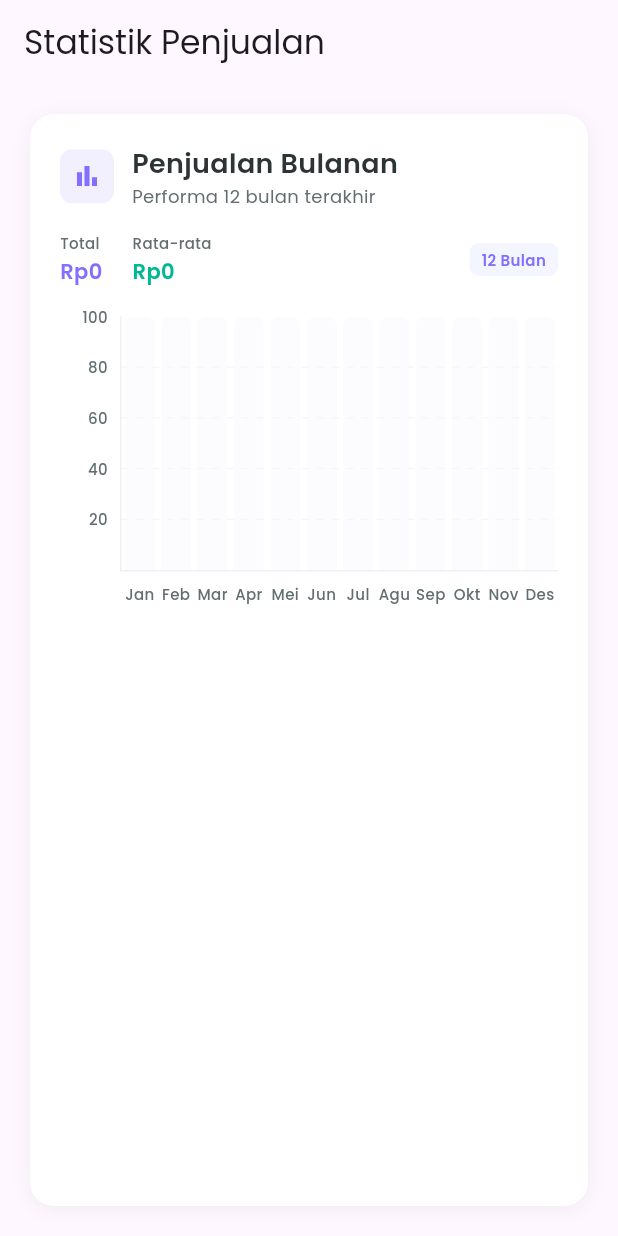
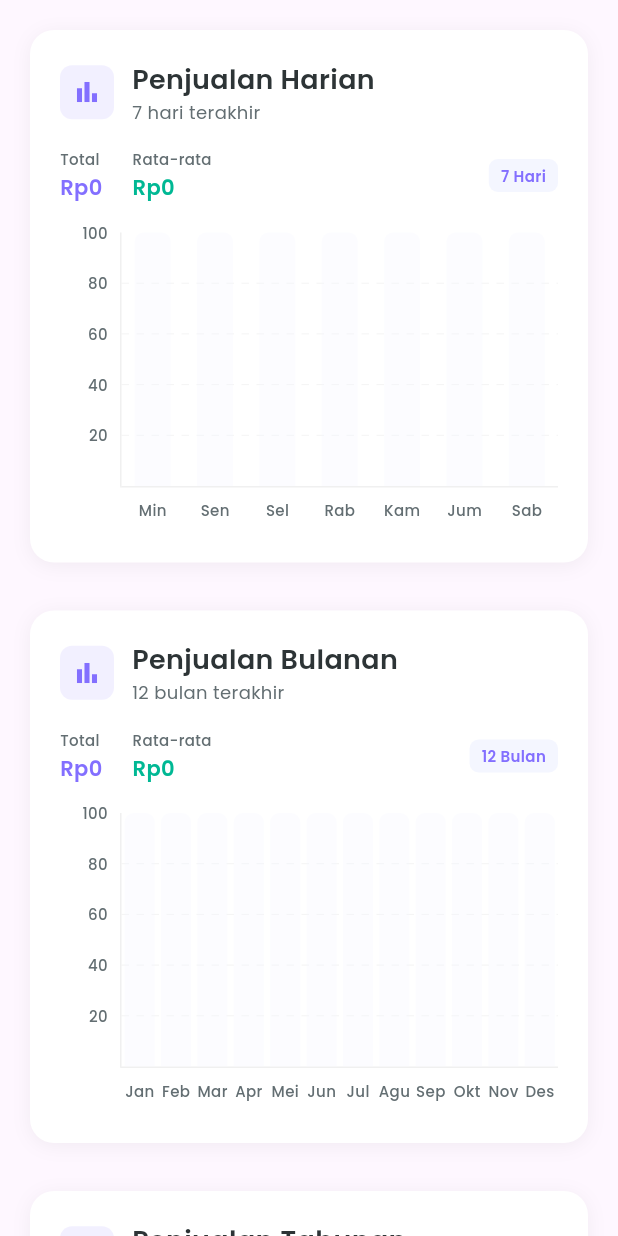
Before and after one commit to yudha556/stokmate, a Flutter app: the Statistik screen opened directly, on a phone screen of 412 x 824 dp. Run offline on Flutter 3.47's test engine with Material 3 defaults, Android fonts, the phone set to English and light mode, and no system bars; drawn by our look-alikes of fl_chart; our stand-ins replace google_fonts, hive, hive_flutter; accounts and stored records are empty.

Commit message:
adding bar chart

```diff
--- a/lib/pages/screen/dashboard/components/barChart.dart
+++ b/lib/pages/screen/dashboard/components/barChart.dart
@@ -6,6 +6,7 @@ import '../../../widget/app_colors.dart';
 class SalesBarChart extends StatelessWidget {
   final List<int> sales;
   final bool showWeekly;
+  final bool showYearly; // Tambahkan ini
   final String? title;
   final double? height;
 
@@ -13,6 +14,7 @@ class SalesBarChart extends StatelessWidget {
     super.key,
     required this.sales,
     this.showWeekly = true,
+    this.showYearly = false, // Default false
     this.title,
     this.height,
   });
@@ -41,7 +43,14 @@ class SalesBarChart extends StatelessWidget {
               // tooltipRoundedRadius: 8,
               tooltipPadding: const EdgeInsets.all(8),
               getTooltipItem: (group, groupIndex, rod, rodIndex) {
-                String label = showWeekly ? _getWeekdayLabel(groupIndex) : _getMonthLabel(groupIndex);
+                String label;
+                if (showYearly) {
+                  label = _getYearLabel(groupIndex);
+                } else if (showWeekly) {
+                  label = _getWeekdayLabel(groupIndex);
+                } else {
+                  label = _getMonthLabel(groupIndex);
+                }
                 return BarTooltipItem(
                   '$label\n${_formatCurrency(rod.toY.toInt())}',
                   const TextStyle(
@@ -92,11 +101,14 @@ class SalesBarChart extends StatelessWidget {
                   if (index < 0 || index >= salesData.length) {
                     return const SizedBox.shrink();
                   }
-
-                  String label = showWeekly
-                      ? _getWeekdayShortLabel(index)
-                      : _getMonthShortLabel(index);
-
+                  String label;
+                  if (showYearly) {
+                    label = _getYearShortLabel(index);
+                  } else if (showWeekly) {
+                    label = _getWeekdayShortLabel(index);
+                  } else {
+                    label = _getMonthShortLabel(index);
+                  }
                   return Padding(
                     padding: const EdgeInsets.only(top: 8),
                     child: Text(
@@ -182,6 +194,17 @@ class SalesBarChart extends StatelessWidget {
     );
   }
 
+  // Tambahkan fungsi label tahun
+  String _getYearLabel(int index) {
+    final now = DateTime.now();
+    return (now.year - (4 - index)).toString(); // Untuk 5 tahun terakhir
+  }
+
+  String _getYearShortLabel(int index) {
+    final now = DateTime.now();
+    return (now.year - (4 - index)).toString().substring(2); // Misal '23', '24'
+  }
+
   String _getWeekdayLabel(int index) {
     final weekdays = [
       'Senin', 'Selasa', 'Rabu', 'Kamis', 'Jumat', 'Sabtu', 'Minggu'
@@ -241,6 +264,7 @@ class SalesChartCard extends StatelessWidget {
   final String title;
   final String subtitle;
   final bool showWeekly;
+  final bool showYearly; // Tambahkan ini
   final VoidCallback? onViewMore;
 
   const SalesChartCard({
@@ -248,7 +272,8 @@ class SalesChartCard extends StatelessWidget {
     required this.sales,
     required this.title,
     required this.subtitle,
-    this.showWeekly = true,
+    required this.showWeekly,
+    this.showYearly = false, // Default false
     this.onViewMore,
   });
 
@@ -374,6 +399,7 @@ class SalesChartCard extends StatelessWidget {
               child: SalesBarChart(
                 sales: sales,
                 showWeekly: showWeekly,
+                showYearly: showYearly, // Teruskan ke SalesBarChart
                 height: 200,
               ),
             ),
--- a/lib/pages/screen/statistik/statistik.dart
+++ b/lib/pages/screen/statistik/statistik.dart
@@ -5,23 +5,44 @@ import 'package:stokmate/pages/screen/dashboard/components/barChart.dart';
 class Statistik extends StatelessWidget {
   final List<Transaksi> transaksiList;
 
-  const Statistik({super.key, required this.transaksiList});
+  const Statistik({
+    super.key,
+    required this.transaksiList,
+  });
 
   @override
   Widget build(BuildContext context) {
+    final dailySales = _generateDailySalesData(transaksiList);
     final monthlySales = _generateMonthlySalesData(transaksiList);
+    final yearlySales = _generateYearlySalesData(transaksiList);
 
     return Scaffold(
-      appBar: AppBar(
-        title: const Text("Statistik Penjualan"),
-      ),
-      body: Padding(
+      body: SingleChildScrollView(
         padding: const EdgeInsets.all(20),
-        child: SalesChartCard(
-          sales: monthlySales,
-          title: "Penjualan Bulanan",
-          subtitle: "Performa 12 bulan terakhir",
-          showWeekly: false,
+        child: Column(
+          children: [
+            SalesChartCard(
+              sales: dailySales,
+              title: "Penjualan Harian",
+              subtitle: "7 hari terakhir",
+              showWeekly: true,
+            ),
+            const SizedBox(height: 32),
+            SalesChartCard(
+              sales: monthlySales,
+              title: "Penjualan Bulanan",
+              subtitle: "12 bulan terakhir",
+              showWeekly: false,
+            ),
+            const SizedBox(height: 32),
+            SalesChartCard(
+              sales: yearlySales,
+              title: "Penjualan Tahunan",
+              subtitle: "5 tahun terakhir",
+              showWeekly: false,
+              showYearly: true, // Aktifkan opsi tahunan
+            )
+          ],
         ),
       ),
     );
@@ -41,4 +62,35 @@ class Statistik extends StatelessWidget {
 
     return monthlyData;
   }
+
+  List<int> _generateDailySalesData(List<Transaksi> transaksiList) {
+    final now = DateTime.now();
+    final dailyData = List.filled(7, 0);
+
+    for (int i = 0; i < 7; i++) {
+      final date = DateTime(now.year, now.month, now.day - (6 - i));
+      final dayTransactions = transaksiList.where((t) =>
+        t.tanggal.year == date.year &&
+        t.tanggal.month == date.month &&
+        t.tanggal.day == date.day
+      );
+      dailyData[i] = dayTransactions.fold(0, (sum, t) => sum + t.totalHarga);
+    }
+
+    return dailyData;
+  }
+
+  List<int> _generateYearlySalesData(List<Transaksi> transaksiList) {
+    final now = DateTime.now();
+    final yearlyData = List.filled(5, 0);
+
+    for (var transaksi in transaksiList) {
+      final yearDiff = now.year - transaksi.tanggal.year;
+      if (yearDiff >= 0 && yearDiff < 5) {
+        yearlyData[4 - yearDiff] += transaksi.totalHarga;
+      }
+    }
+
+    return yearlyData;
+  }
 }
```
Also changed, not shown: lib/pages/screen/dashboard/dashboard.dart (+134 -46 lines), flutter_01.png (added).
